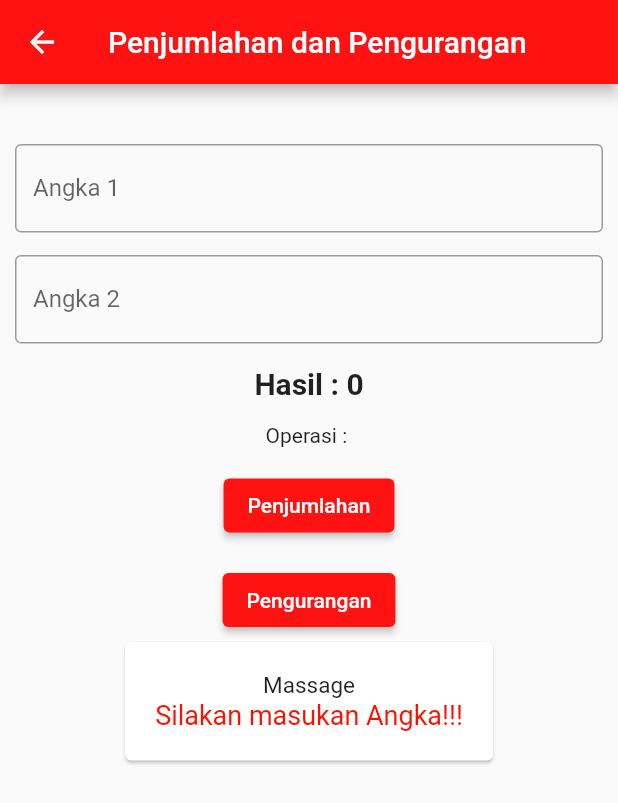
After one commit to handiism/fluth, a Flutter app: the Aritmatika screen opened directly, after a tap on "Penjumlahan", after a tap on "Pengurangan", on a phone screen of 412 x 824 dp. The commit adds this screen. Shown: the top 803 px of the screen. Run offline on Flutter 3.47's test engine with Material 2 defaults, Android fonts, the phone set to English and light mode, and no system bars; our stand-ins replace firebase_auth, firebase_core; accounts and stored records are empty.

Commit message:
feat: arithmetic

```diff
--- /dev/null
+++ b/lib/view/arithmetic.dart
@@ -0,0 +1,180 @@
+import 'package:flutter/material.dart';
+
+import 'dart:async';
+
+class Aritmatika extends StatefulWidget {
+  const Aritmatika({super.key});
+
+  @override
+  State<Aritmatika> createState() => _AritmatikaState();
+}
+
+class _AritmatikaState extends State<Aritmatika> {
+  TextEditingController controller1 = TextEditingController();
+  TextEditingController controller2 = TextEditingController();
+  int result = 0;
+  String angka1 = "";
+  String angka2 = "";
+  String operasi = "   ";
+  String massage = " - ";
+
+  add() {
+    int num1 = int.parse(controller1.text);
+    int num2 = int.parse(controller2.text);
+
+    result = num1 + num2;
+  }
+
+  sub() {
+    int num1 = int.parse(controller1.text);
+    int num2 = int.parse(controller2.text);
+
+    result = num1 - num2;
+  }
+
+  @override
+  Widget build(BuildContext context) {
+    return Scaffold(
+      appBar: AppBar(
+        title: const Text('Penjumlahan dan Pengurangan'),
+        backgroundColor: const Color.fromARGB(255, 255, 18, 18),
+        centerTitle: true,
+      ),
+      body: SingleChildScrollView(
+        child: Container(
+          padding: const EdgeInsets.fromLTRB(10.0, 40.0, 10.0, 10.0),
+          child: Column(
+            children: <Widget>[
+              TextField(
+                controller: controller1,
+                obscureText: false,
+                decoration: const InputDecoration(
+                  border: OutlineInputBorder(),
+                  labelText: 'Angka 1',
+                ),
+              ),
+              const SizedBox(
+                height: 15.0,
+              ),
+              TextField(
+                  controller: controller2,
+                  obscureText: false,
+                  decoration: const InputDecoration(
+                    border: OutlineInputBorder(),
+                    labelText: 'Angka 2',
+                  )),
+              const SizedBox(
+                height: 15.0,
+              ),
+              Center(
+                child: Text(
+                  "Hasil : ${result.toString()}",
+                  style: const TextStyle(
+                      fontWeight: FontWeight.bold, fontSize: 20.0),
+                ),
+              ),
+              const SizedBox(
+                height: 15.0,
+              ),
+              Center(child: Text("Operasi : $operasi")),
+              const SizedBox(
+                height: 15.0,
+              ),
+              ElevatedButton(
+                  onPressed: () {
+                    if (int.tryParse(controller1.text) is! int ||
+                        double.tryParse(controller1.text) is! double ||
+                        int.tryParse(controller2.text) is! int ||
+                        double.tryParse(controller2.text) is! double ||
+                        controller1.text.isEmpty ||
+                        controller2.text.isEmpty) {
+                      //masukan angka
+                      setState(() {
+                        massage = "Silakan masukan Angka!!!";
+                        angka1 = " ";
+                        angka2 = " ";
+                        result = 0;
+                        operasi = "";
+                      });
+                    } else {
+                      angka1 = controller1.text.toString();
+                      angka2 = controller2.text.toString();
+                      setState(() {
+                        operasi = "$angka1 + $angka2";
+                        massage = "-";
+                        add();
+                      });
+                      Timer(const Duration(seconds: 1), () {
+                        controller1.clear();
+                        controller2.clear();
+                      });
+                    }
+                  },
+                  style: ElevatedButton.styleFrom(
+                    backgroundColor: const Color.fromARGB(255, 255, 18, 18),
+                  ),
+                  child: const Text("Penjumlahan")),
+              const SizedBox(
+                height: 15.0,
+              ),
+              ElevatedButton(
+                onPressed: () {
+                  if (int.tryParse(controller1.text) is! int ||
+                      double.tryParse(controller1.text) is! double ||
+                      int.tryParse(controller2.text) is! int ||
+                      double.tryParse(controller2.text) is! double ||
+                      controller1.text.isEmpty ||
+                      controller2.text.isEmpty) {
+                    //masukan angka
+                    setState(() {
+                      massage = "Silakan masukan Angka!!!";
+                      angka1 = " ";
+                      angka2 = " ";
+                      result = 0;
+                      operasi = "";
+                    });
+                  } else {
+                    angka1 = controller1.text.toString();
+                    angka2 = controller2.text.toString();
+                    setState(() {
+                      operasi = "$angka1 - $angka2";
+                      massage = "-";
+                      add();
+                    });
+                    Timer(const Duration(seconds: 1), () {
+                      controller1.clear();
+                      controller2.clear();
+                    });
+                  }
+                },
+                style: ElevatedButton.styleFrom(
+                  backgroundColor: const Color.fromARGB(255, 255, 18, 18),
+                ),
+                child: const Text("Pengurangan"),
+              ),
+              Card(
+                child: Container(
+                  padding: const EdgeInsets.all(20.0),
+                  child: Column(
+                    children: [
+                      const Text(
+                        "Massage",
+                        style: TextStyle(fontSize: 15.0),
+                      ),
+                      Text(
+                        "$massage",
+                        style: const TextStyle(
+                            color: Color.fromARGB(255, 250, 17, 0),
+                            fontSize: 18.0),
+                      )
+                    ],
+                  ),
+                ),
+              )
+            ],
+          ),
+        ),
+      ),
+    );
+  }
+}
--- a/lib/view/login.dart
+++ b/lib/view/login.dart
@@ -1,10 +1,11 @@
 import 'dart:developer';
 
 import 'package:firebase_auth/firebase_auth.dart';
-import 'package:fluth/view/home.dart';
 import 'package:fluth/view/register.dart';
 import 'package:flutter/gestures.dart';
 import 'package:flutter/material.dart';
+
+import 'arithmetic.dart';
 
 class Login extends StatefulWidget {
   const Login({Key? key}) : super(key: key);
@@ -99,7 +100,7 @@ class _LoginState extends State<Login> {
                     Navigator.push(
                       context,
                       MaterialPageRoute(
-                        builder: (context) => const Home(),
+                        builder: (context) => const Aritmatika(),
                       ),
                     );
                   });
```
